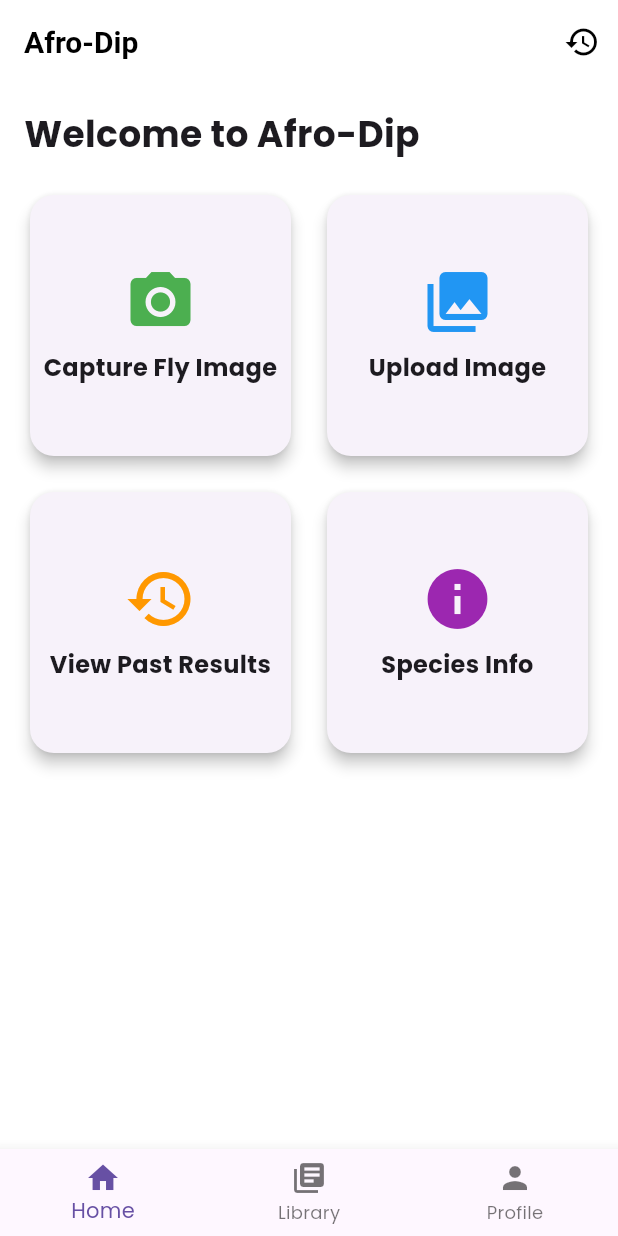
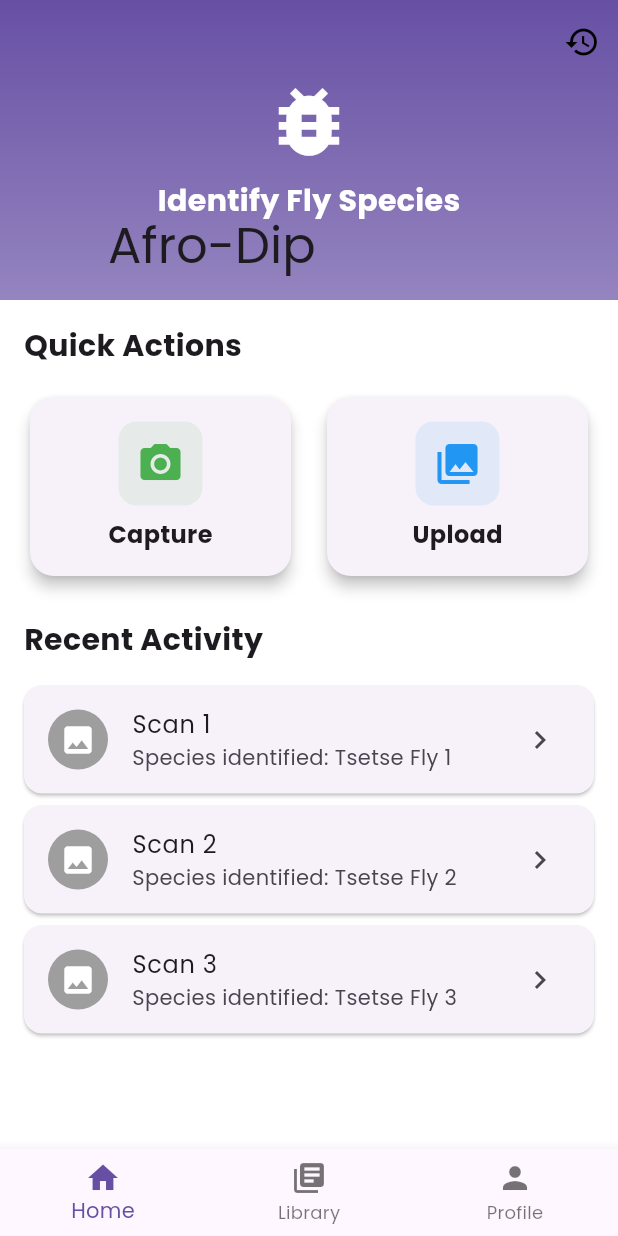
Before and after one commit to PraiseTechzw/biolens, a Flutter app: the screen it shows after launch, on a phone screen of 412 x 824 dp. Run offline on Flutter 3.47's test engine with Material 3 defaults, Android fonts, the light colour scheme and no system bars; our stand-ins replace camera, lottie, shared_preferences; missing offline and left inert: tflite_flutter.

Commit message:
Refactor home screen layout to use SliverAppBar and CustomScrollView
- Replaced AppBar with SliverAppBar for a more dynamic header experience.
- Introduced CustomScrollView to enhance scrolling behavior and layout.
- Updated quick action cards for capturing and uploading images.
- Added recent activity list to display user interactions.
- Improved UI elements with better padding and styling for a cohesive look.

```diff
--- a/lib/screens/home_screen.dart
+++ b/lib/screens/home_screen.dart
@@ -51,8 +51,48 @@ class DashboardScreen extends StatelessWidget {
   @override
   Widget build(BuildContext context) {
     return Scaffold(
-      appBar: AppBar(
+      body: CustomScrollView(
+        slivers: [
+          SliverAppBar(
+            expandedHeight: 200,
+            floating: false,
+            pinned: true,
+            flexibleSpace: FlexibleSpaceBar(
               title: const Text('Afro-Dip'),
+              background: Container(
+                decoration: BoxDecoration(
+                  gradient: LinearGradient(
+                    begin: Alignment.topCenter,
+                    end: Alignment.bottomCenter,
+                    colors: [
+                      Theme.of(context).primaryColor,
+                      Theme.of(context).primaryColor.withOpacity(0.7),
+                    ],
+                  ),
+                ),
+                child: const Center(
+                  child: Column(
+                    mainAxisAlignment: MainAxisAlignment.center,
+                    children: [
+                      Icon(
+                        Icons.bug_report,
+                        size: 60,
+                        color: Colors.white,
+                      ),
+                      SizedBox(height: 8),
+                      Text(
+                        'Identify Fly Species',
+                        style: TextStyle(
+                          color: Colors.white,
+                          fontSize: 20,
+                          fontWeight: FontWeight.bold,
+                        ),
+                      ),
+                    ],
+                  ),
+                ),
+              ),
+            ),
             actions: [
               IconButton(
                 icon: const Icon(Icons.history),
@@ -62,28 +102,26 @@ class DashboardScreen extends StatelessWidget {
               ),
             ],
           ),
-      body: Padding(
+          SliverToBoxAdapter(
+            child: Padding(
               padding: const EdgeInsets.all(16.0),
               child: Column(
-          crossAxisAlignment: CrossAxisAlignment.stretch,
+                crossAxisAlignment: CrossAxisAlignment.start,
                 children: [
                   const Text(
-              'Welcome to Afro-Dip',
+                    'Quick Actions',
                     style: TextStyle(
-                fontSize: 24,
+                      fontSize: 20,
                       fontWeight: FontWeight.bold,
                     ),
                   ),
-            const SizedBox(height: 20),
+                  const SizedBox(height: 16),
+                  Row(
+                    children: [
                       Expanded(
-              child: GridView.count(
-                crossAxisCount: 2,
-                mainAxisSpacing: 16,
-                crossAxisSpacing: 16,
-                children: [
-                  _buildDashboardCard(
+                        child: _buildQuickActionCard(
                           context,
-                    'Capture Fly Image',
+                          'Capture',
                           Icons.camera_alt,
                           Colors.green,
                           () => Navigator.push(
@@ -91,43 +129,41 @@ class DashboardScreen extends StatelessWidget {
                             MaterialPageRoute(builder: (context) => const ScanScreen()),
                           ),
                         ),
-                  _buildDashboardCard(
+                      ),
+                      const SizedBox(width: 16),
+                      Expanded(
+                        child: _buildQuickActionCard(
                           context,
-                    'Upload Image',
+                          'Upload',
                           Icons.photo_library,
                           Colors.blue,
                           () {
                             // Implement image upload
                           },
                         ),
-                  _buildDashboardCard(
-                    context,
-                    'View Past Results',
-                    Icons.history,
-                    Colors.orange,
-                    () {
-                      // Navigate to history
-                    },
-                  ),
-                  _buildDashboardCard(
-                    context,
-                    'Species Info',
-                    Icons.info,
-                    Colors.purple,
-                    () {
-                      // Navigate to species info
-                    },
                       ),
                     ],
+                  ),
+                  const SizedBox(height: 24),
+                  const Text(
+                    'Recent Activity',
+                    style: TextStyle(
+                      fontSize: 20,
+                      fontWeight: FontWeight.bold,
+                    ),
+                  ),
+                  const SizedBox(height: 16),
+                  _buildRecentActivityList(),
+                ],
+              ),
             ),
           ),
         ],
       ),
-      ),
     );
   }
 
-  Widget _buildDashboardCard(
+  Widget _buildQuickActionCard(
     BuildContext context,
     String title,
     IconData icon,
@@ -142,18 +178,26 @@ class DashboardScreen extends StatelessWidget {
       child: InkWell(
         onTap: onTap,
         borderRadius: BorderRadius.circular(16),
+        child: Container(
+          padding: const EdgeInsets.all(16),
           child: Column(
-          mainAxisAlignment: MainAxisAlignment.center,
+            mainAxisSize: MainAxisSize.min,
             children: [
-            Icon(
+              Container(
+                padding: const EdgeInsets.all(12),
+                decoration: BoxDecoration(
+                  color: color.withOpacity(0.1),
+                  borderRadius: BorderRadius.circular(12),
+                ),
+                child: Icon(
                   icon,
-              size: 48,
+                  size: 32,
                   color: color,
+                ),
               ),
               const SizedBox(height: 8),
               Text(
                 title,
-              textAlign: TextAlign.center,
                 style: const TextStyle(
                   fontSize: 16,
                   fontWeight: FontWeight.bold,
@@ -162,6 +206,32 @@ class DashboardScreen extends StatelessWidget {
             ],
           ),
         ),
+      ),
+    );
+  }
+
+  Widget _buildRecentActivityList() {
+    return ListView.builder(
+      shrinkWrap: true,
+      physics: const NeverScrollableScrollPhysics(),
+      itemCount: 3,
+      itemBuilder: (context, index) {
+        return Card(
+          margin: const EdgeInsets.only(bottom: 8),
+          child: ListTile(
+            leading: const CircleAvatar(
+              backgroundColor: Colors.grey,
+              child: Icon(Icons.image, color: Colors.white),
+            ),
+            title: Text('Scan ${index + 1}'),
+            subtitle: Text('Species identified: Tsetse Fly ${index + 1}'),
+            trailing: const Icon(Icons.chevron_right),
+            onTap: () {
+              // Navigate to scan details
+            },
+          ),
+        );
+      },
     );
   }
 }
```
Lines whose indentation alone changed are shown as unchanged.
